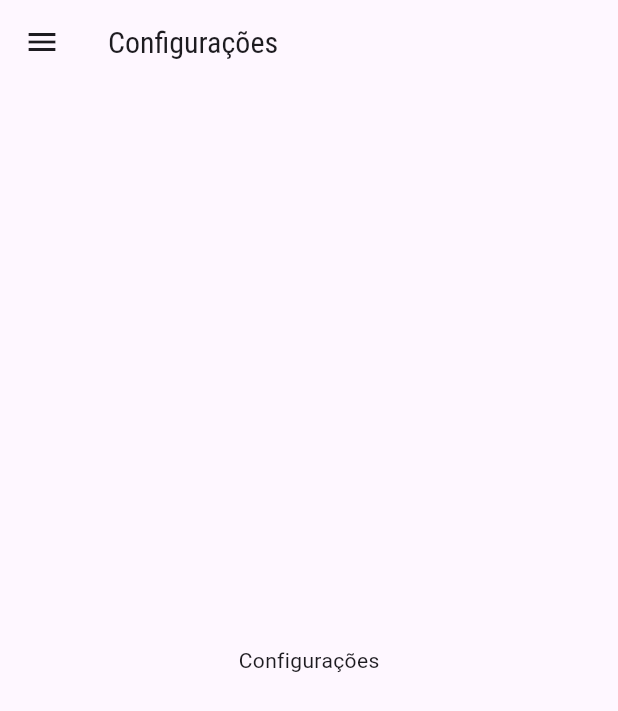
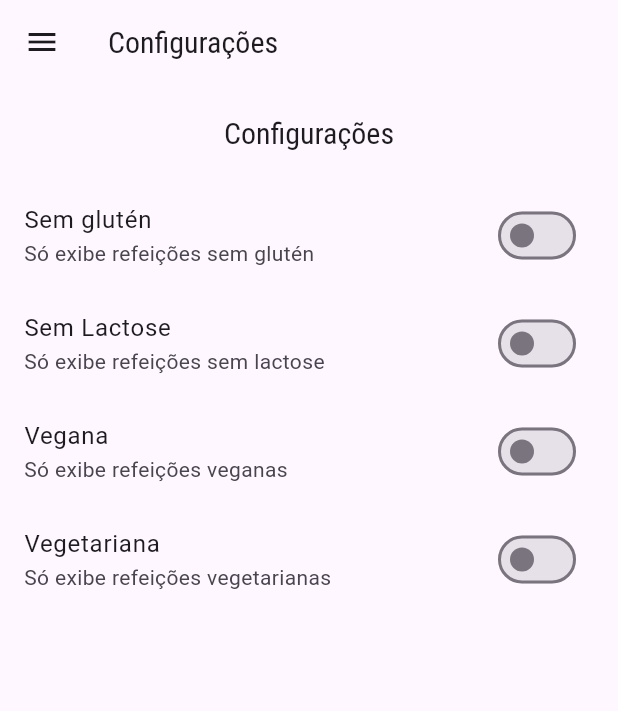
Before and after one commit to William-Munaretto/meals, a Flutter app: the SettingsScreen screen opened by its route, on a phone screen of 412 x 824 dp. Shown: the top 711 px of the screen. Run offline on Flutter 3.47's test engine with Material 3 defaults, Android fonts, the phone set to English and light mode, and no system bars; network calls fail.

Commit message:
ultimo commit - versao final do app

```diff
--- a/lib/main.dart
+++ b/lib/main.dart
@@ -1,14 +1,50 @@
 import 'package:flutter/material.dart';
+import 'package:navegacao_multitelas_meals/models/settings.dart';
 import 'package:navegacao_multitelas_meals/screens/meal_detail_screen.dart';
 import './screens/categories_meals_screen.dart';
 import 'utils/app-routes.dart';
 import 'screens/tabs_screen.dart';
 import 'screens/settings_screen.dart';
+import 'models/meal.dart';
+import 'data/dummy_data.dart';
 
 void main() => runApp(MyApp());
 
-class MyApp extends StatelessWidget {
+class MyApp extends StatefulWidget {
   const MyApp({super.key});
+
+  @override
+  State<MyApp> createState() => _MyAppState();
+}
+
+class _MyAppState extends State<MyApp> {
+  List<Meal> _availableMeals = dummyMeals;
+  List<Meal> _favoriteMeals = [];
+
+  Settings settings = Settings();
+
+  void _toggleFavorite(Meal meal) {
+    setState(() {
+      _favoriteMeals.contains(meal) ? _favoriteMeals.remove(meal) : _favoriteMeals.add(meal);
+    });
+  }
+
+  void _filterMeals(Settings settings) {
+    setState(() {
+      this.settings = settings;
+      _availableMeals = dummyMeals.where((meal) {
+        final filterGluten = settings.isGlutenFree && !meal.isGlutenFree;
+        final filterLactose = settings.isLactoseFree && !meal.isLactoseFree;
+        final filterVegan = settings.isVegan && !meal.isVegan;
+        final filterVegetarian = settings.isVegetarian && !meal.isVegetarian;
+        return !filterGluten && !filterLactose && !filterVegan && !filterVegetarian;
+      }).toList();
+    });
+  }
+
+  bool _isFavorite(Meal meal) {
+    return _favoriteMeals.contains(meal);
+  }
 
   @override
   Widget build(BuildContext context) {
@@ -41,10 +77,13 @@ class MyApp extends StatelessWidget {
         fontFamily: 'Raleway',
       ),
       routes: {
-        AppRoutes.HOME: (ctx) => TabsScreen(),
-        AppRoutes.MEALS: (ctx) => CategoriesMealsScreen(),
-        AppRoutes.MEAL_DETAIL: (ctx) => MealDetailScreen(),
-        AppRoutes.SETTINGS: (ctx) => SettingsScreen(),
+        AppRoutes.HOME: (ctx) => TabsScreen(favoriteMeals: _favoriteMeals),
+        AppRoutes.MEALS: (ctx) => CategoriesMealsScreen(meals: _availableMeals),
+        AppRoutes.MEAL_DETAIL: (ctx) => MealDetailScreen(toggleFavorite: _toggleFavorite, isFavorite: _isFavorite),
+        AppRoutes.SETTINGS: (ctx) => SettingsScreen(
+              onSettingsChanged: _filterMeals,
+              settings: settings,
+            ),
       },
     );
   }
--- /dev/null
+++ b/lib/models/settings.dart
@@ -0,0 +1,13 @@
+class Settings {
+  bool isGlutenFree;
+  bool isLactoseFree;
+  bool isVegan;
+  bool isVegetarian;
+
+  Settings({
+    this.isGlutenFree = false,
+    this.isLactoseFree = false,
+    this.isVegan = false,
+    this.isVegetarian = false,
+  });
+}
--- a/lib/screens/settings_screen.dart
+++ b/lib/screens/settings_screen.dart
@@ -1,8 +1,36 @@
 import 'package:flutter/material.dart';
+import 'package:navegacao_multitelas_meals/models/settings.dart';
 import '../components/main_drawer.dart';
 
-class SettingsScreen extends StatelessWidget {
-  const SettingsScreen({super.key});
+class SettingsScreen extends StatefulWidget {
+  const SettingsScreen({super.key, required this.onSettingsChanged, required this.settings});
+
+  final Function(Settings) onSettingsChanged;
+  final Settings settings;
+
+  @override
+  State<SettingsScreen> createState() => _SettingsScreenState();
+}
+
+class _SettingsScreenState extends State<SettingsScreen> {
+  Settings? settings;
+
+  Widget _createSwitch(String title, String subtitle, bool value, Function(bool) onChanged) {
+    return SwitchListTile.adaptive(
+        title: Text(title),
+        subtitle: Text(subtitle),
+        value: value,
+        onChanged: (value) {
+          onChanged(value);
+          widget.onSettingsChanged(settings!);
+        });
+  }
+
+  @override
+  void initState() {
+    super.initState();
+    settings = widget.settings;
+  }
 
   @override
   Widget build(BuildContext context) {
@@ -11,8 +39,62 @@ class SettingsScreen extends StatelessWidget {
         title: Text('Configurações'),
       ),
       drawer: MainDrawer(),
-      body: Center(
-        child: Text('Configurações'),
+      body: Column(
+        children: [
+          Container(
+            padding: EdgeInsets.all(20),
+            child: Text(
+              'Configurações',
+              style: Theme.of(context).textTheme.titleLarge,
+            ),
+          ),
+          Expanded(
+            child: ListView(
+              children: [
+                _createSwitch(
+                  'Sem glutén',
+                  'Só exibe refeições sem glutén',
+                  settings!.isGlutenFree,
+                  (value) => setState(
+                    () {
+                      settings!.isGlutenFree = value;
+                    },
+                  ),
+                ),
+                _createSwitch(
+                  'Sem Lactose',
+                  'Só exibe refeições sem lactose',
+                  settings!.isLactoseFree,
+                  (value) => setState(
+                    () {
+                      settings!.isLactoseFree = value;
+                    },
+                  ),
+                ),
+                _createSwitch(
+                  'Vegana',
+                  'Só exibe refeições veganas',
+                  settings!.isVegan,
+                  (value) => setState(
+                    () {
+                      settings!.isVegan = value;
+                    },
+                  ),
+                ),
+                _createSwitch(
+                  'Vegetariana',
+                  'Só exibe refeições vegetarianas',
+                  settings!.isVegetarian,
+                  (value) => setState(
+                    () {
+                      settings!.isVegetarian = value;
+                    },
+                  ),
+                ),
+              ],
+            ),
+          )
+        ],
       ),
     );
   }
```
Also changed, not shown: lib/screens/categories_meals_screen.dart (+5 -2 lines), lib/screens/favorite_screen.dart (+17 -4 lines), lib/screens/meal_detail_screen.dart (+6 -3 lines), lib/screens/tabs_screen.dart (+20 -6 lines).
